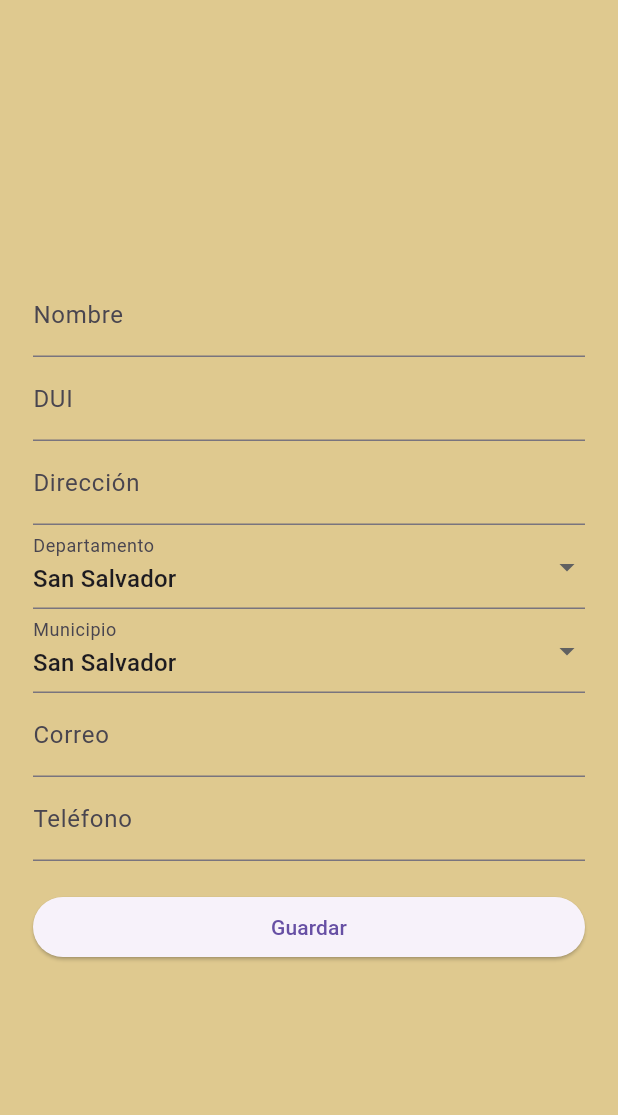
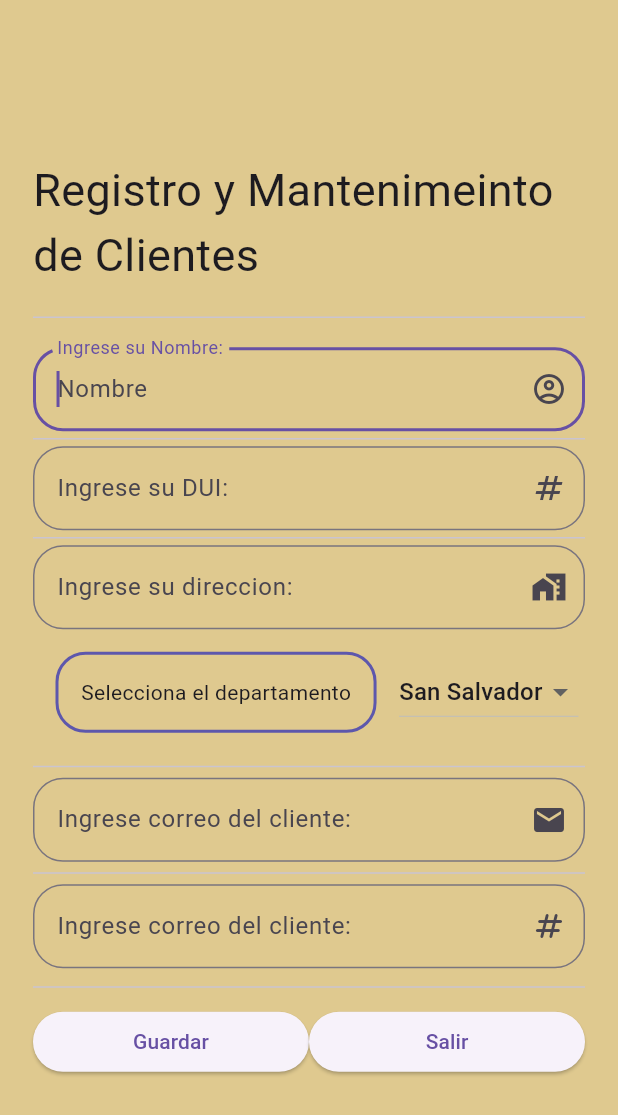
Before and after one commit to Anorak2022/notiauto_system, a Flutter app: the ClienteForm screen opened directly, on a phone screen of 412 x 824 dp. Shown: the top 1115 px of the screen. Run offline on Flutter 3.47's test engine with Material 3 defaults, Android fonts, the light colour scheme and no system bars; Roboto replaces fonts that are missing (calibri).

Commit message:
formulario cliente mejorado

```diff
--- a/lib/ui/cliente/cliente_form.dart
+++ b/lib/ui/cliente/cliente_form.dart
@@ -16,8 +16,9 @@ class _ClienteFormState extends State<ClienteForm> {
   TextEditingController telefonoController = TextEditingController();
 
   // Variables para los dropdowns
-  String departamentoSeleccionado = "San Salvador";
+  String nombre = "";
   List<String> departamentos = ['San Salvador', 'Santa Ana', 'San Miguel'];
+  String? selectitem = 'San Salvador';
 
   String municipioSeleccionado = "San Salvador";
   List<String> municipios = [];
@@ -43,74 +44,74 @@ class _ClienteFormState extends State<ClienteForm> {
             child: Column(
               crossAxisAlignment: CrossAxisAlignment.stretch,
               children: [
-                TextFormField(
-                  controller: nombreController,
-                  decoration: InputDecoration(labelText: 'Nombre'),
+                Text(
+                  'Registro y Mantenimeinto de Clientes',
+                  style: TextStyle(fontFamily: 'calibri', fontSize: 30.0),
                 ),
-                TextFormField(
-                  controller: duiController,
-                  decoration: InputDecoration(labelText: 'DUI'),
+                Divider(
+                  height: 40.0,
                 ),
-                TextFormField(
-                  controller: direccionController,
-                  decoration: InputDecoration(labelText: 'Dirección'),
+                TextField(
+                  enableIMEPersonalizedLearning: false,
+                  obscureText: true,
+                  autofocus: true,
+                  textCapitalization: TextCapitalization.characters,
+                  decoration: InputDecoration(
+                      hintText: 'Nombre',
+                      labelText: 'Ingrese su Nombre:',
+                      suffixIcon: Icon(Icons.account_circle_outlined),
+                      border: OutlineInputBorder(
+                          borderRadius: BorderRadius.circular(20.0))),
+                  onSubmitted: (valor) {
+                    nombre = valor;
+                    print('El Password es: $nombre');
+                  },
                 ),
-                DropdownButtonFormField(
-                  value: departamentoSeleccionado,
-                  onChanged: (value) {
-                    setState(() {
-                      departamentoSeleccionado = value!;
-                      municipioSeleccionado = municipiosPorDepartamento[value]![0];
-                      municipios = municipiosPorDepartamento[value]!;
-                    });
+                Divider(
+                  height: 10.0,
+                ),
+                TextField(
+                  enableIMEPersonalizedLearning: false,
+                  obscureText: true,
+                  autofocus: true,
+                  textCapitalization: TextCapitalization.characters,
+                  decoration: InputDecoration(
+                      hintText: 'DUI',
+                      labelText: 'Ingrese su DUI:',
+                      suffixIcon: Icon(Icons.numbers),
+                      border: OutlineInputBorder(
+                          borderRadius: BorderRadius.circular(20.0))),
+                  onSubmitted: (valor) {
+                    nombre = valor;
+                    print('El Password es: $nombre');
                   },
-                  items: departamentos.map((departamento) {
-                    return DropdownMenuItem(
-                      value: departamento,
-                      child: Text(departamento),
-                    );
-                  }).toList(),
-                  decoration: InputDecoration(labelText: 'Departamento'),
                 ),
-                DropdownButtonFormField(
-                  value: municipioSeleccionado,
-                  onChanged: (value) {
-                    setState(() {
-                      municipioSeleccionado = value!;
-                    });
+                Divider(
+                  height: 10,
+                ),
+                TextField(
+                  enableIMEPersonalizedLearning: false,
+                  obscureText: true,
+                  autofocus: true,
+                  textCapitalization: TextCapitalization.characters,
+                  decoration: InputDecoration(
+                      hintText: 'Direccion',
+                      labelText: 'Ingrese su direccion:',
+                      suffixIcon: Icon(Icons.maps_home_work),
+                      border: OutlineInputBorder(
+                          borderRadius: BorderRadius.circular(20.0))),
+                  onSubmitted: (valor) {
+                    nombre = valor;
+                    print('El Password es: $nombre');
                   },
-                  items: municipiosPorDepartamento[departamentoSeleccionado]!
-                      .map((municipio) {
-                    return DropdownMenuItem(
-                      value: municipio,
-                      child: Text(municipio),
-                    );
-                  }).toList(),
-                  decoration: InputDecoration(labelText: 'Municipio'),
                 ),
-                TextFormField(
-                  controller: correoController,
-                  decoration: InputDecoration(labelText: 'Correo'),
-                ),
-                TextFormField(
-                  controller: telefonoController,
-                  decoration: InputDecoration(labelText: 'Teléfono'),
-                ),
-                SizedBox(height: 20.0),
-                ElevatedButton(
-                  onPressed: () {
-                    // Aquí puedes manejar los datos ingresados por el usuario
-                    // Por ejemplo, puedes imprimirlos en la consola
-                    print('Nombre: ${nombreController.text}');
-                    print('DUI: ${duiController.text}');
-                    print('Dirección: ${direccionController.text}');
-                    print('Departamento: $departamentoSeleccionado');
-                    print('Municipio: $municipioSeleccionado');
-                    print('Correo: ${correoController.text}');
-                    print('Teléfono: ${telefonoController.text}');
-                  },
-                  child: Text('Guardar'),
-                ),
+                _ListaHdepartamentos(),
+                Divider(height: 15.0),
+                _correo(),
+                Divider(height: 15.0),
+                _telefono(),
+                Divider(height: 25.0),
+                _botones()
               ],
             ),
           ),
@@ -118,4 +119,115 @@ class _ClienteFormState extends State<ClienteForm> {
       ),
     );
   }
+
+  //creacion de dropdownlist
+  Widget _Listadepartamentos() {
+    return DropdownButton(
+      value: selectitem,
+      items: departamentos
+          .map((item) =>
+              DropdownMenuItem<String>(value: item, child: Text(item)))
+          .toList(),
+      onChanged: (item) => setState(() => selectitem = item),
+    );
+  }
+
+  Widget _ListaHdepartamentos() {
+    return Row(
+      children: [
+        Divider(
+          height: 25.0,
+        ),
+        Container(
+          margin: const EdgeInsets.all(15.0),
+          padding: const EdgeInsets.all(15.0),
+          decoration: BoxDecoration(
+              border: Border.all(
+                  color: Color.fromARGB(255, 93, 87, 172), width: 2.0),
+              borderRadius: BorderRadius.circular(20.0)),
+          child: Text('Selecciona el departamento'),
+        ),
+        _Listadepartamentos()
+      ],
+    );
+  }
+
+  Widget _correo() {
+    return TextField(
+      enableIMEPersonalizedLearning: false,
+      autofocus: true,
+      textCapitalization: TextCapitalization.characters,
+      decoration: InputDecoration(
+          hintText: 'Correo Electronico:',
+          labelText: 'Ingrese correo del cliente:',
+          suffixIcon: Icon(Icons.email),
+          border:
+              OutlineInputBorder(borderRadius: BorderRadius.circular(20.0))),
+      onSubmitted: (valor) {
+        nombre = valor;
+        print('El Correo es: $nombre');
+      },
+    );
+  }
+
+  Widget _telefono() {
+    return TextField(
+      enableIMEPersonalizedLearning: false,
+      autofocus: true,
+      textCapitalization: TextCapitalization.characters,
+      decoration: InputDecoration(
+          hintText: 'Correo Electronico:',
+          labelText: 'Ingrese correo del cliente:',
+          suffixIcon: Icon(Icons.numbers_rounded),
+          border:
+              OutlineInputBorder(borderRadius: BorderRadius.circular(20.0))),
+      onSubmitted: (valor) {
+        nombre = valor;
+        print('El Correo es: $nombre');
+      },
+    );
+  }
+
+  Widget _botones() {
+    return Row(
+      children: [
+        Expanded(
+            child: ElevatedButton(
+                onPressed: () {
+                  // Aquí puedes manejar los datos ingresados por el usuario
+                  // Por ejemplo, puedes imprimirlos en la consola
+                  print('Nombre: ${nombreController.text}');
+                  print('DUI: ${duiController.text}');
+                  print('Dirección: ${direccionController.text}');
+
+                  print('Municipio: $municipioSeleccionado');
+                  print('Correo: ${correoController.text}');
+                  print('Teléfono: ${telefonoController.text}');
+                },
+                child: Text('Guardar'),
+                style: ElevatedButton.styleFrom(
+                    shape: RoundedRectangleBorder(
+                  borderRadius: BorderRadius.circular(30),
+                )))),
+        Expanded(
+            child: ElevatedButton(
+                onPressed: () {
+                  // Aquí puedes manejar los datos ingresados por el usuario
+                  // Por ejemplo, puedes imprimirlos en la consola
+                  print('Nombre: ${nombreController.text}');
+                  print('DUI: ${duiController.text}');
+                  print('Dirección: ${direccionController.text}');
+
+                  print('Municipio: $municipioSeleccionado');
+                  print('Correo: ${correoController.text}');
+                  print('Teléfono: ${telefonoController.text}');
+                },
+                child: Text('Salir'),
+                style: ElevatedButton.styleFrom(
+                    shape: RoundedRectangleBorder(
+                  borderRadius: BorderRadius.circular(30),
+                ))))
+      ],
+    );
+  }
 }
```
